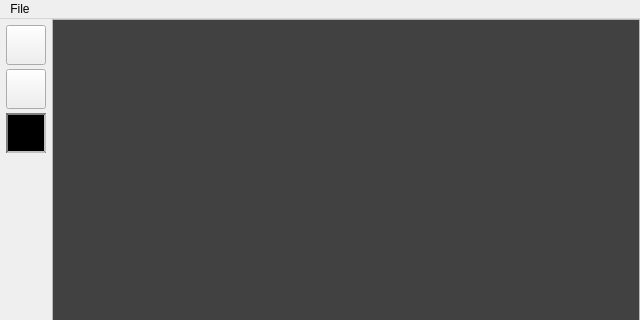
RickWhitefreeze/UI_cs383_goofy-lights, file mainwindow.ui: the form before one commit; both pictures show x 0 to 640 and y 0 to 320 of the 640 by 480 pixel window.
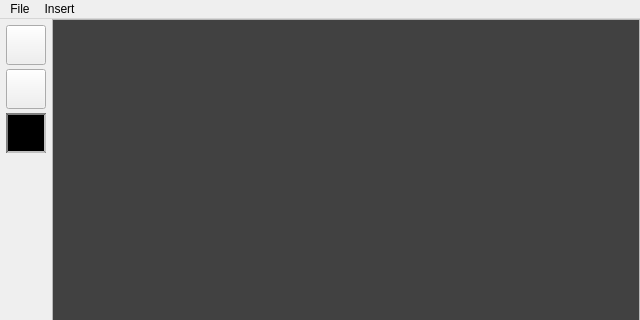
The form after the commit.

Commit message: GUI: Accompanying Timeline Changes

What changed in the file:
```diff
--- a/mainwindow.ui
+++ b/mainwindow.ui
@@ -238,7 +238,14 @@
     <addaction name="separator"/>
     <addaction name="actionMenuExit"/>
    </widget>
+   <widget class="QMenu" name="menuInsert">
+    <property name="title">
+     <string>Insert</string>
+    </property>
+    <addaction name="actionNew_Frame"/>
+   </widget>
    <addaction name="menuFile"/>
+   <addaction name="menuInsert"/>
   </widget>
   <action name="actionMenuOpen">
    <property name="text">
```
Left out of the diff: 122 changed lines with no effect on the pictures. The commit also changes 2 other files.
